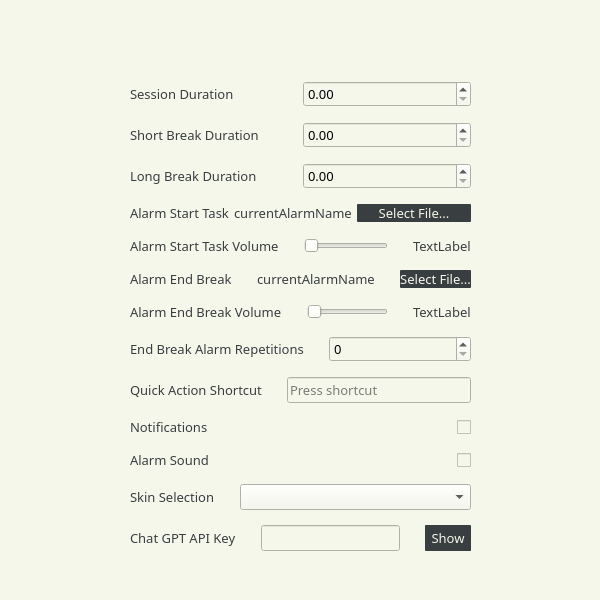
Before: the Qt Designer form PomoPeak/ui/pomopeaksettings.ui in TheVipek/PomoPeak, drawn with Qt 5.
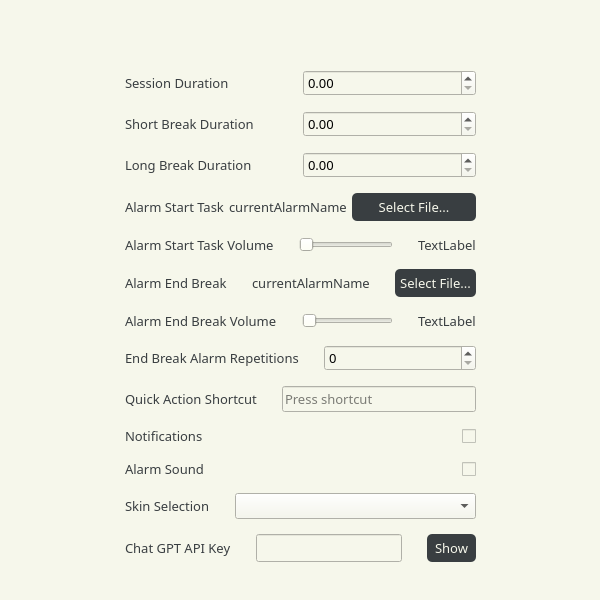
After: the same form once the commit is applied. Icons and pictures are not drawn.

What changed in the file:
```diff
--- a/PomoPeak/ui/pomopeaksettings.ui
+++ b/PomoPeak/ui/pomopeaksettings.ui
@@ -38,12 +38,18 @@
 QPushButton
 {
 	background-color: #393e41;
-	border-radius: 1px;
+	border-radius: 5px;
 	color: #f6f7eb;
+	padding: 5px;
 }
 #exitBtn
 {	
 	background-color: none;
+}
+#exitBtn::hover
+{
+	background-color:rgba(12,5,0,75);
+	border-radius:1px;
 }</string>
   </property>
   <layout class="QVBoxLayout" name="verticalLayout" stretch="1,0,15,0">
```
